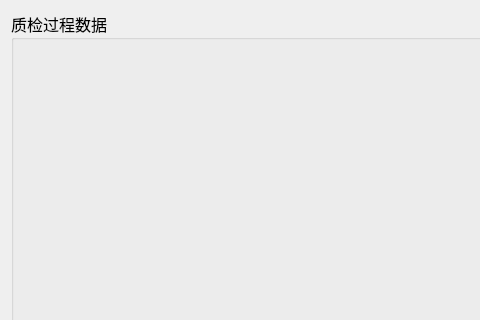
ChinaClever/PDU-Settings, file MasterCtrlSet/statedata/td_mainwid.ui: the form before one commit; both pictures show x 0 to 480 and y 0 to 320 of the 994 by 427 pixel window.
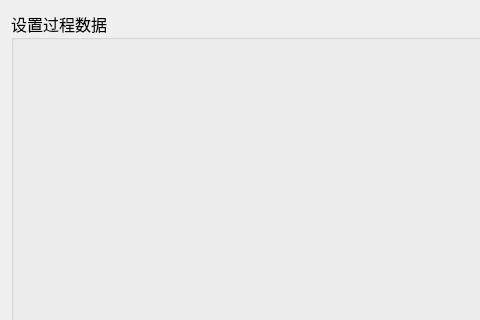
The form after the commit.

```diff
--- a/MasterCtrlSet/statedata/td_mainwid.ui
+++ b/MasterCtrlSet/statedata/td_mainwid.ui
@@ -29,7 +29,7 @@
       </font>
      </property>
      <property name="title">
-      <string>质检过程数据</string>
+      <string>设置过程数据</string>
      </property>
     </widget>
    </item>
```
